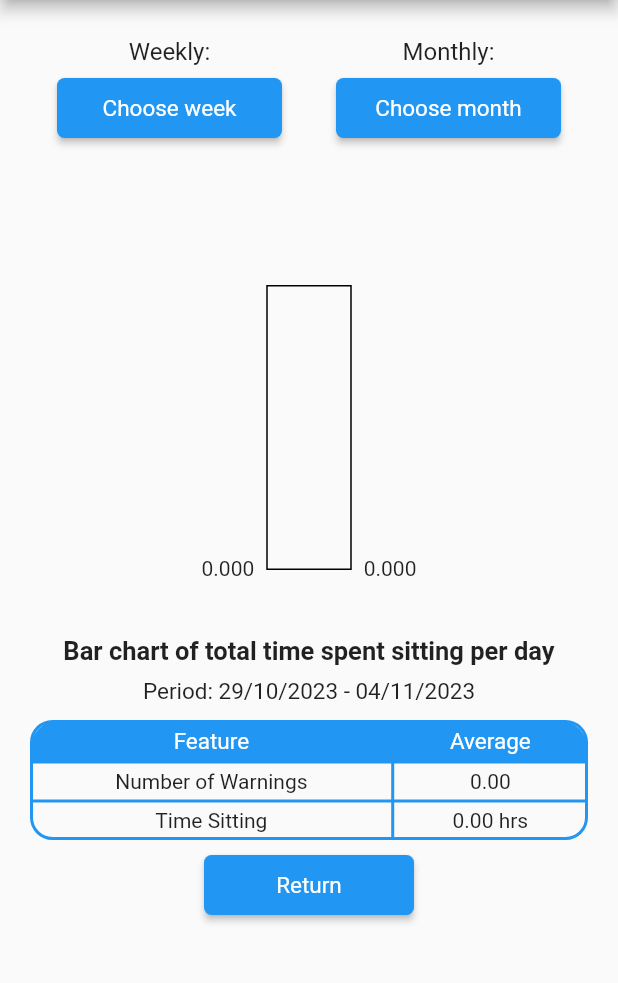
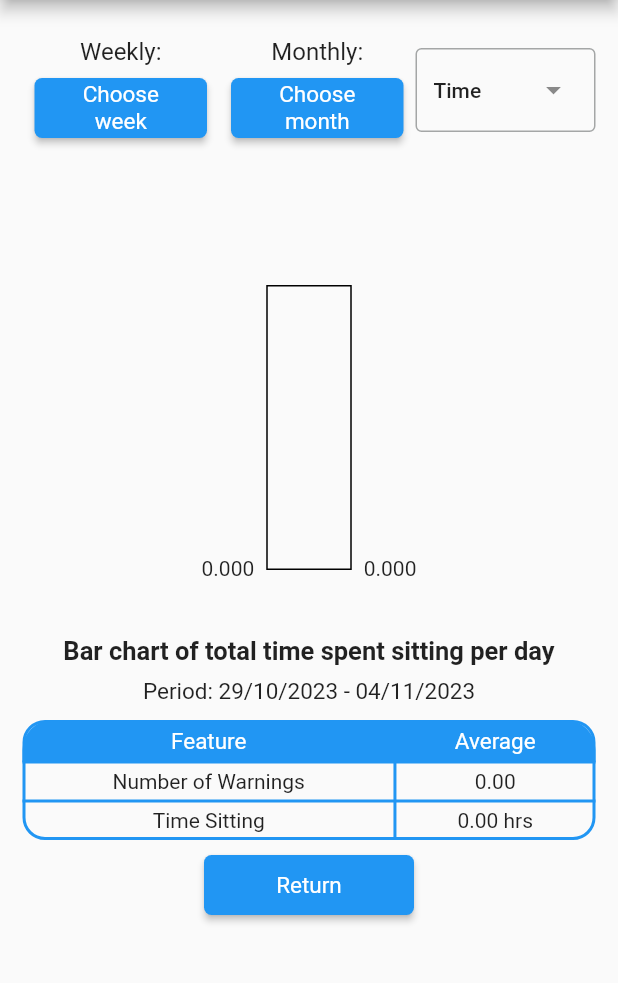
Before and after one commit to josepvazquezp/smart_sitting_app, a Flutter app: the Reports screen opened directly, on a phone screen of 412 x 824 dp, the part 84-1067 px from its top. Run offline on Flutter 3.47's test engine with Material 2 defaults, Android fonts, the light colour scheme and no system bars; drawn by our look-alikes of fl_chart; our stand-ins replace bloc, equatable, flutter_bloc, flutter_blue, sqflite, syncfusion_flutter_datepicker; accounts and stored records are empty.

Commit message:
Change chart between time sitting or warnings

```diff
--- a/proyect_app/lib/graph_page.dart
+++ b/proyect_app/lib/graph_page.dart
@@ -23,8 +23,11 @@ class Reports extends StatefulWidget {
 class _ReportsState extends State<Reports> {
   DateFormat dateFormat = DateFormat('dd/MM/yyyy');
 
-    Map<String, List<SittingPeriod>> cleanMap = {};
-    List<Map<String, dynamic>> data = [];
+  Map<String, List<SittingPeriod>> cleanMap = {};
+  List<Map<String, dynamic>> data = [];
+  final TextEditingController controllerType = TextEditingController();
+  String? selectedType = "Time";
+
 
 
   //Inicializamos a que la pantalla tenga la gráfica y datos de la semana actual
@@ -86,7 +89,7 @@ class _ReportsState extends State<Reports> {
       ),
 
       body: Padding(
-        padding: const EdgeInsets.fromLTRB(10,20.0,10,15),
+        padding: const EdgeInsets.fromLTRB(5,20.0,5,15),
         child: SingleChildScrollView(
           child: Column(
             mainAxisAlignment: MainAxisAlignment.start,
@@ -119,7 +122,7 @@ class _ReportsState extends State<Reports> {
                                 cleanMap = createCleanMap(data);
                                 showWeekPicker(context,cleanMap);
                               },
-                              child: const Text('Choose week',style: TextStyle(fontSize: 15, color:Colors.white)),
+                              child: const Text('Choose week',style: TextStyle(fontSize: 15, color:Colors.white),textAlign: TextAlign.center,),
                             )
                           ),
                         ),
@@ -153,13 +156,29 @@ class _ReportsState extends State<Reports> {
                                 cleanMap = createCleanMap(data);
                                 showMonthPicker(context,cleanMap);
                               },
-                              child: const Text('Choose month',style: TextStyle(fontSize: 15, color:Colors.white)),
+                              child: const Text('Choose month',style: TextStyle(fontSize: 15, color:Colors.white),textAlign: TextAlign.center,),
                             )
                           ),
                         ),
                       ]),
                     ),
                   ),
+                  DropdownMenu<String>(
+                    width: 120,
+                    menuHeight: 200,
+                    initialSelection: "Time",
+                    controller: controllerType,
+                    dropdownMenuEntries: [DropdownMenuEntry<String>(value: "Time", label: "Time",),
+                      DropdownMenuEntry<String>(value: "Warnings", label: "Warnings",)],
+                    onSelected: (String? type) {
+                      setState(() {
+                        selectedType = type;
+                        Provider.of<ReportsProvider>(context, listen:false).type=selectedType!;
+                        cleanMap = createCleanMap(data);
+                        Provider.of<ReportsProvider>(context, listen:false).calculateAvg(cleanMap);
+                      });
+                    },
+                  )
               ],),
             ),
 
--- a/proyect_app/lib/provider/provider_reports.dart
+++ b/proyect_app/lib/provider/provider_reports.dart
@@ -10,6 +10,7 @@ class ReportsProvider with ChangeNotifier{
   List<double> _listTimeSitting = [];
   double _warningsAvg = 0;
   double _timeSittingAvg = 0;
+  String type = "Time";
 
   DateTime get startDate => _startDate;
   DateTime get endDate => _endDate;
--- a/proyect_app/lib/widgets_graph/barchart_reports.dart
+++ b/proyect_app/lib/widgets_graph/barchart_reports.dart
@@ -26,11 +26,18 @@ class BarChartReportes extends StatelessWidget {
                   gridData: FlGridData(drawVerticalLine: false),
                   alignment: BarChartAlignment.center,
                   groupsSpace: 25,
-                  barGroups:List.generate(Provider.of<ReportsProvider>(context).listTimeSitting.length, (index){
+                  barGroups:Provider.of<ReportsProvider>(context).type == "Time"
+                  ? List.generate(Provider.of<ReportsProvider>(context).listTimeSitting.length, (index){
                     return BarChartGroupData(x: Provider.of<ReportsProvider>(context).startDate.day + index,
                       barRods: [BarChartRodData(toY: Provider.of<ReportsProvider>(context).listTimeSitting[index],
                       color:Theme.of(context).primaryColor, width: 12)], showingTooltipIndicators:[1] );
-                  }),
+                    })
+                  : List.generate(Provider.of<ReportsProvider>(context).listWarning.length, (index){
+                    return BarChartGroupData(x: Provider.of<ReportsProvider>(context).startDate.day + index,
+                      barRods: [BarChartRodData(toY: Provider.of<ReportsProvider>(context).listWarning[index],
+                      color:Theme.of(context).primaryColor, width: 12)], showingTooltipIndicators:[1] );
+                    })
+                    ,
                   barTouchData: BarTouchData(
                     enabled: true,
                     handleBuiltInTouches: true,
@@ -40,8 +47,7 @@ class BarChartReportes extends StatelessWidget {
                         String tooltipValue = rod.toY.toStringAsFixed(2);
                         return BarTooltipItem(tooltipValue, TextStyle(color: Colors.blue, fontWeight: FontWeight.bold));
                       }
-
-                      )
+                    )
                   ),
                 ),
               ),
```
